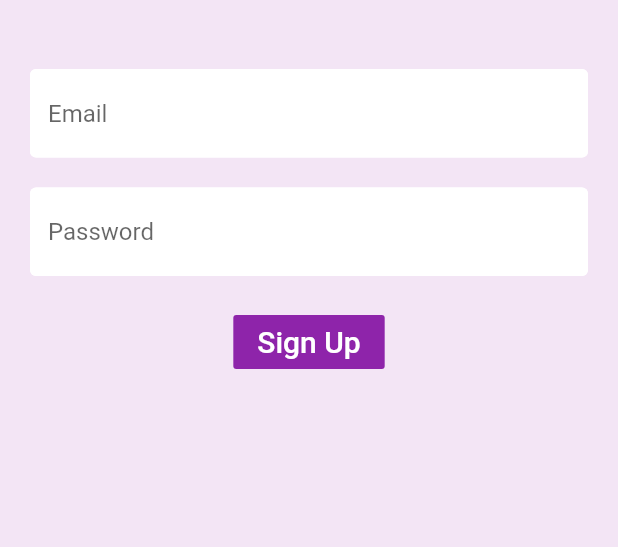
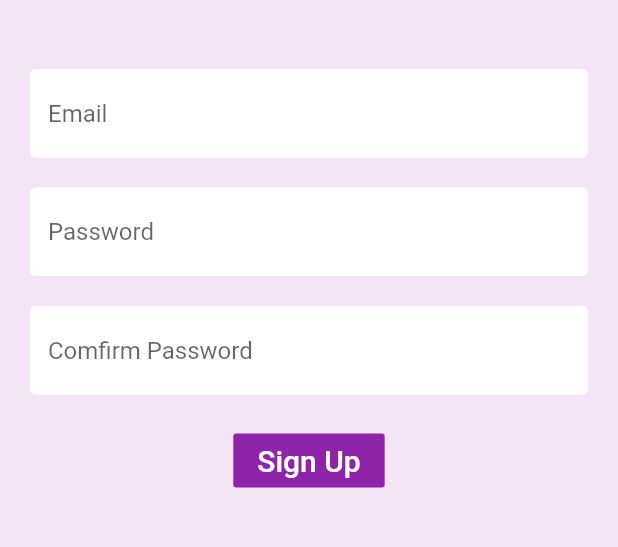
Before and after one commit to AkwGaniu/phoneTheft, a Flutter app: the Register screen opened directly, on a phone screen of 412 x 824 dp, the part 84-631 px from its top. Run offline on Flutter 3.47's test engine with Material 2 defaults, Android fonts, the light colour scheme and no system bars; our stand-ins replace audioplayers, camera, firebase_auth, flutter_spinkit, sensors; missing offline and left inert: backendless_sdk; accounts and stored records are empty.

Commit message:
recent modification according to supervisor

```diff
--- a/lib/main.dart
+++ b/lib/main.dart
@@ -1,4 +1,4 @@
-import 'package:flutter/cupertino.dart';
+// import 'package:flutter/cupertino.dart';
 import 'package:flutter/material.dart';
 import 'package:phonetheft/pages/wrapper.dart';
 import 'package:phonetheft/pages/home/settings.dart';
--- a/lib/pages/auth/authenticate.dart
+++ b/lib/pages/auth/authenticate.dart
@@ -1,6 +1,6 @@
+import 'package:flutter/material.dart';
 import 'package:phonetheft/pages/auth/register.dart';
 import 'package:phonetheft/pages/auth/sign_in.dart';
-import 'package:flutter/material.dart';
 import 'package:phonetheft/pages/auth/validate_user.dart';
 import 'package:phonetheft/pages/home/home.dart';
 import 'package:phonetheft/services/models/user.dart';
--- a/lib/pages/auth/register.dart
+++ b/lib/pages/auth/register.dart
@@ -1,8 +1,9 @@
-import 'package:flutter/material.dart';
+// import 'package:flutter/material.dart';
 import 'package:phonetheft/shared/constant.dart';
 import 'package:phonetheft/shared/spinner.dart';
 // import 'package:shared_preferences/shared_preferences.dart';
 import 'package:phonetheft/services/auth.dart';
+import 'package:flutter/material.dart';
 
 class Register extends StatefulWidget {
   final Function toggleView;
@@ -18,9 +19,11 @@ class _RegisterState extends State<Register> {
   final _formKey = GlobalKey<FormState>();
   String email = '';
   String password = '';
+  String comfirmPassword = '';
   String username = '';
   String _error = '';
   bool loading  = false;
+
   @override
   Widget build(BuildContext context) {
     return loading ? Spin() : Scaffold(
@@ -53,15 +56,6 @@ class _RegisterState extends State<Register> {
                   fontSize: 14.0,
                 ),
               ),
-              // SizedBox(height: 20.0),
-              // TextFormField(
-              //   obscureText: true,
-              //   decoration: inputFieldDecoration.copyWith(hintText: 'Username'),
-              //   validator: (val) => val.isEmpty ? 'Please give yourself a username' : null,
-              //   onChanged: (val) {
-              //     setState(() { username = val.trim(); });
-              //   },
-              // ),
               SizedBox(height: 20.0),
               TextFormField(
                 decoration: inputFieldDecoration.copyWith(hintText: 'Email'),
@@ -77,6 +71,15 @@ class _RegisterState extends State<Register> {
                 validator: (val) => val.length < 6 ? 'Provide a password of 6 chars above' : null,
                 onChanged: (val) {
                   setState(() { password = val.trim(); });
+                },
+              ),
+                            SizedBox(height: 20.0),
+              TextFormField(
+                obscureText: true,
+                decoration: inputFieldDecoration.copyWith(hintText: 'Comfirm Password'),
+                validator: (val) => val != password ? 'Password fields does not match' : null,
+                onChanged: (val) {
+                  setState(() { comfirmPassword = val.trim(); });
                 },
               ),
               SizedBox(height: 20.0),
--- a/lib/pages/home/home.dart
+++ b/lib/pages/home/home.dart
@@ -9,7 +9,7 @@ import 'package:phonetheft/services/models/user.dart';
 import 'package:phonetheft/shared/userSettings.dart';
 import 'package:phonetheft/services/alert.dart';
 import 'package:sensors/sensors.dart';
-import 'package:battery/battery.dart';
+// import 'package:battery/battery.dart';
 
 
 AudioCache player = AudioCache();
@@ -63,7 +63,7 @@ class _PhoneTheftState extends State<PhoneTheft> {
       body: Container(
         decoration: BoxDecoration(
           image: DecorationImage(
-            image: AssetImage('assets/images/bg5.png'),
+            image: AssetImage('assets/images/bg6.png'),
             fit: BoxFit.cover
           )
         ),
--- a/pubspec.yaml
+++ b/pubspec.yaml
@@ -31,7 +31,7 @@ dependencies:
   shared_preferences: ^0.5.12
   firebase_auth: ^0.14.0+5
   cloud_firestore: ^0.12.9+4
-  provider: ^3.1.0
+  provider: ^4.3.3
   android_alarm_manager: ^0.4.5+17
   audioplayers: ^0.17.0
   mailer: ^3.2.1
```
Also changed, not shown: assets/images/bg6.png (added), pubspec.lock.
